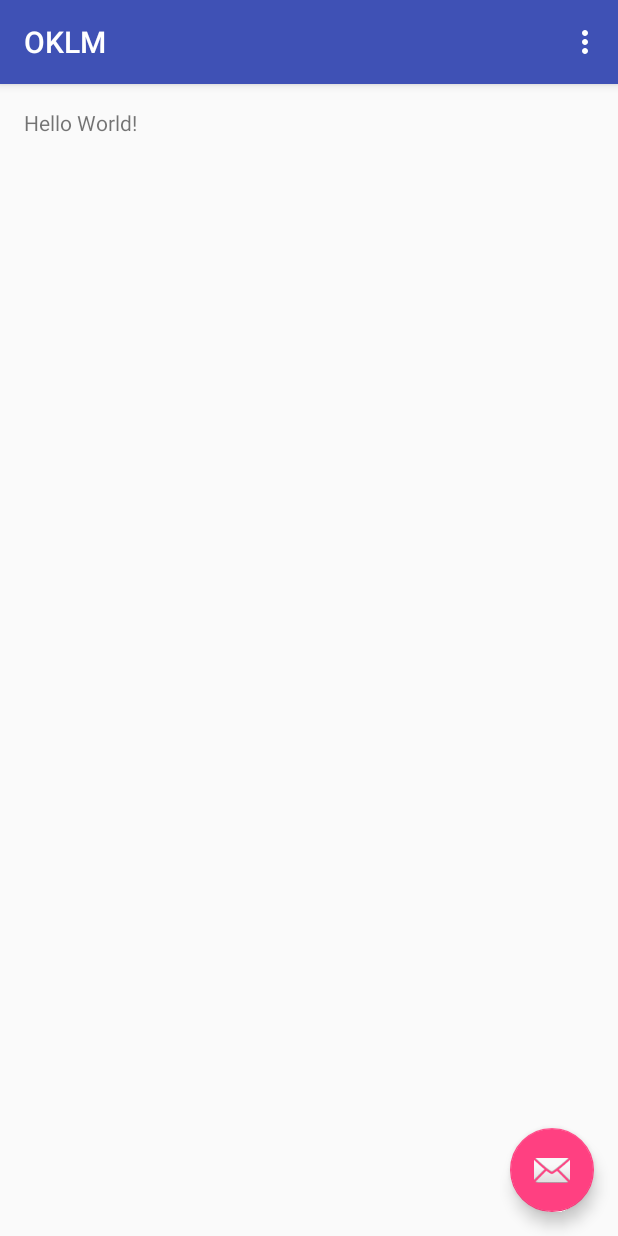
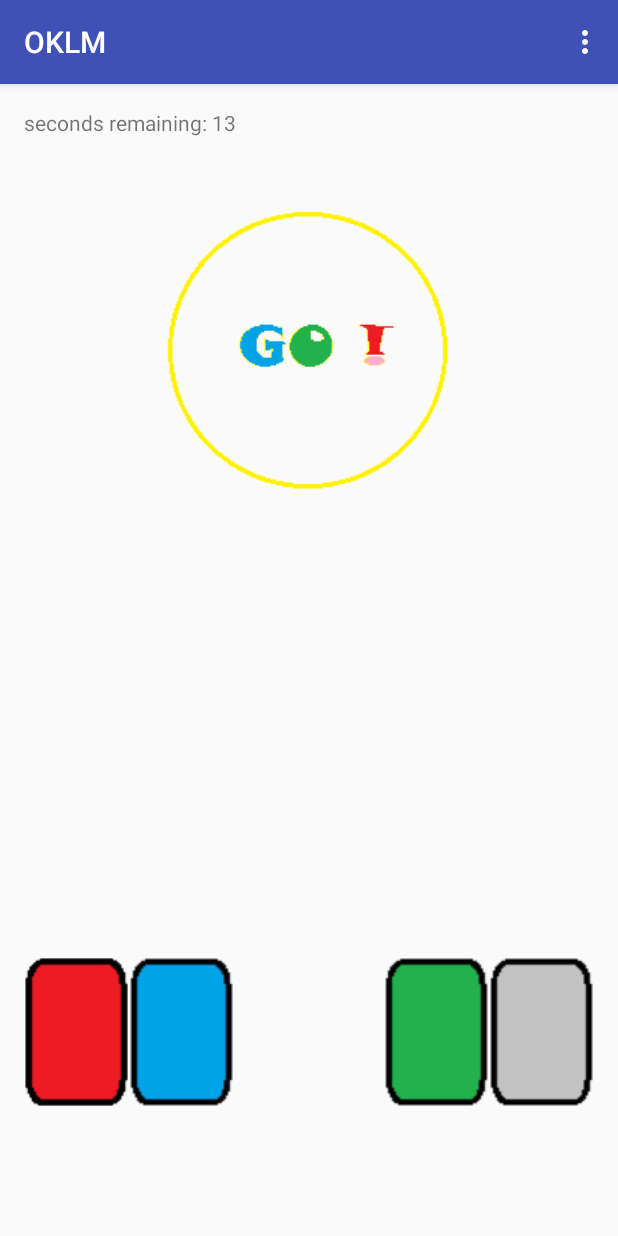
Before and after one commit to SuperChuck83/OKLM, an Android app: the screen it shows after launch (MainActivity), in the options menu, after a tap on "Settings", on a phone screen of 412 x 824 dp. Run offline under Robolectric (Android 15) with nearby library versions, the phone set to English and light mode, and no system bars.

Commit message:
First commiy

```diff
--- a/app/src/main/java/com/oklm/oklm/MainActivity.java
+++ b/app/src/main/java/com/oklm/oklm/MainActivity.java
@@ -1,13 +1,14 @@
 package com.oklm.oklm;
 
 import android.os.Bundle;
-import android.support.design.widget.FloatingActionButton;
-import android.support.design.widget.Snackbar;
+import android.os.CountDownTimer;
 import android.support.v7.app.AppCompatActivity;
 import android.support.v7.widget.Toolbar;
-import android.view.View;
 import android.view.Menu;
 import android.view.MenuItem;
+import android.view.View;
+import android.widget.Button;
+import android.widget.TextView;
 
 public class MainActivity extends AppCompatActivity {
 
@@ -18,14 +19,48 @@ public class MainActivity extends AppCompatActivity {
         Toolbar toolbar = (Toolbar) findViewById(R.id.toolbar);
         setSupportActionBar(toolbar);
 
-        FloatingActionButton fab = (FloatingActionButton) findViewById(R.id.fab);
-        fab.setOnClickListener(new View.OnClickListener() {
+        final TextView Chrono = (TextView)findViewById(R.id.textView);
+
+        new CountDownTimer(30000, 1000) {
+
+            public void onTick(long millisUntilFinished) {
+                Chrono.setText("seconds remaining: " + millisUntilFinished / 1000);
+            }
+
+            public void onFinish() {
+                Chrono.setText("done!");
+            }
+        }.start();
+
+        /*** Gestion du bouton GO***/
+        Button Go = (Button) findViewById(R.id.goBoutton);
+       //initialisation Timer
+       final CountDownTimer  Test=  new CountDownTimer(30000, 1000) {
+
+            public void onTick(long millisUntilFinished) {
+                Chrono.setText("seconds remaining: " + millisUntilFinished / 1000);
+
+            }
+
+            public void onFinish() {
+                Chrono.setText("done!");
+            }
+        };
+
+
+        Go.setOnClickListener(new View.OnClickListener() {
             @Override
             public void onClick(View view) {
-                Snackbar.make(view, "Replace with your own action", Snackbar.LENGTH_LONG)
-                        .setAction("Action", null).show();
+
+                Test.start();
+
+
+
             }
         });
+
+
+
     }
 
     @Override
--- /dev/null
+++ b/app/src/main/res/drawable/bouttonbleu.xml
@@ -0,0 +1,8 @@
+<?xml version="1.0" encoding="utf-8"?>
+<selector xmlns:android="http://schemas.android.com/apk/res/android">
+    <item android:state_window_focused="false" android:state_enabled="true" android:drawable="@drawable/bleuboutton" />
+    <item android:state_pressed="true" android:drawable="@drawable/focusboutton" />
+    <item android:state_focused="true" android:drawable="@drawable/bleuboutton" />
+    <item android:state_enabled="true" android:drawable="@drawable/bleuboutton" />
+
+</selector>
--- /dev/null
+++ b/app/src/main/res/drawable/bouttongo.xml
@@ -0,0 +1,8 @@
+<?xml version="1.0" encoding="utf-8"?>
+<selector xmlns:android="http://schemas.android.com/apk/res/android">
+    <item android:state_window_focused="false" android:state_enabled="true" android:drawable="@drawable/goboutton" />
+    <item android:state_pressed="true" android:drawable="@drawable/gobouttonpressed" />
+    <item android:state_focused="true" android:drawable="@drawable/goboutton" />
+    <item android:state_enabled="true" android:drawable="@drawable/goboutton" />
+
+</selector>
--- /dev/null
+++ b/app/src/main/res/drawable/bouttongris.xml
@@ -0,0 +1,8 @@
+<?xml version="1.0" encoding="utf-8"?>
+<selector xmlns:android="http://schemas.android.com/apk/res/android">
+    <item android:state_window_focused="false" android:state_enabled="true" android:drawable="@drawable/grisboutton" />
+    <item android:state_pressed="true" android:drawable="@drawable/focusboutton" />
+    <item android:state_focused="true" android:drawable="@drawable/grisboutton" />
+    <item android:state_enabled="true" android:drawable="@drawable/grisboutton" />
+
+</selector>
--- /dev/null
+++ b/app/src/main/res/drawable/bouttonrouge.xml
@@ -0,0 +1,8 @@
+<?xml version="1.0" encoding="utf-8"?>
+<selector xmlns:android="http://schemas.android.com/apk/res/android">
+    <item android:state_window_focused="false" android:state_enabled="true" android:drawable="@drawable/rougeboutton" />
+    <item android:state_pressed="true" android:drawable="@drawable/focusboutton" />
+    <item android:state_focused="true" android:drawable="@drawable/rougeboutton" />
+    <item android:state_enabled="true" android:drawable="@drawable/rougeboutton" />
+
+</selector>
--- /dev/null
+++ b/app/src/main/res/drawable/bouttonvert.xml
@@ -0,0 +1,8 @@
+<?xml version="1.0" encoding="utf-8"?>
+<selector xmlns:android="http://schemas.android.com/apk/res/android">
+    <item android:state_window_focused="false" android:state_enabled="true" android:drawable="@drawable/vertboutton" />
+    <item android:state_pressed="true" android:drawable="@drawable/focusboutton" />
+    <item android:state_focused="true" android:drawable="@drawable/vertboutton" />
+    <item android:state_enabled="true" android:drawable="@drawable/vertboutton" />
+
+</selector>
--- a/app/src/main/res/layout/activity_main.xml
+++ b/app/src/main/res/layout/activity_main.xml
@@ -23,12 +23,4 @@
 
     <include layout="@layout/content_main" />
 
-    <android.support.design.widget.FloatingActionButton
-        android:id="@+id/fab"
-        android:layout_width="wrap_content"
-        android:layout_height="wrap_content"
-        android:layout_gravity="bottom|end"
-        android:layout_margin="@dimen/fab_margin"
-        android:src="@android:drawable/ic_dialog_email" />
-
 </android.support.design.widget.CoordinatorLayout>
--- a/app/src/main/res/layout/content_main.xml
+++ b/app/src/main/res/layout/content_main.xml
@@ -15,5 +15,70 @@
     <TextView
         android:layout_width="wrap_content"
         android:layout_height="wrap_content"
-        android:text="Hello World!" />
+        android:text="High Score : "
+        android:id="@+id/textView" />
+
+
+    <Button
+        android:layout_width="wrap_content"
+        android:layout_height="wrap_content"
+        android:text=" "
+        android:background="@drawable/bouttongo"
+        android:gravity="center"
+        android:layout_marginTop="67dp"
+        android:layout_centerHorizontal="true"
+        android:id="@+id/goBoutton"
+        />
+
+
+
+    <Button
+        android:layout_width="70dp"
+        android:layout_height="100dp"
+        android:text=" "
+        android:background="@drawable/bouttonrouge"
+        android:layout_alignParentBottom="true"
+        android:layout_alignParentStart="true"
+        android:layout_marginBottom="70dp"
+        android:id="@+id/button2" />
+
+    <Button
+        android:layout_width="70dp"
+        android:layout_height="100dp"
+        android:text=" "
+        android:background="@drawable/bouttonrouge"
+        android:layout_alignParentBottom="true"
+        android:layout_alignParentStart="true"
+        android:layout_marginBottom="70dp" />
+
+    <Button
+        android:layout_width="70dp"
+        android:layout_height="100dp"
+        android:text=" "
+        android:background="@drawable/bouttonbleu"
+        android:id="@+id/button"
+        android:layout_alignTop="@+id/button2"
+        android:layout_toEndOf="@+id/button2" />
+
+    <Button
+        android:layout_width="70dp"
+        android:layout_height="100dp"
+        android:text=" "
+        android:background="@drawable/bouttonvert"
+        android:id="@+id/button3"
+        android:layout_alignTop="@+id/button"
+        android:layout_toStartOf="@+id/button4" />
+
+    <Button
+        android:layout_width="70dp"
+        android:layout_height="100dp"
+        android:text=" "
+        android:background="@drawable/bouttongris"
+        android:id="@+id/button4"
+        android:layout_alignTop="@+id/button3"
+        android:layout_alignParentEnd="true" />
+
+
+
+
 </RelativeLayout>
```
Also changed, not shown: app/src/main/BleuResult-web.png (added), app/src/main/res/drawable/bleuboutton.png (added), app/src/main/res/drawable/bleuresult.png (added), app/src/main/res/drawable/focusboutton.png (added), app/src/main/res/drawable/goboutton.png (added), app/src/main/res/drawable/gobouttonpressed.png (added), app/src/main/res/drawable/grisboutton.png (added), app/src/main/res/drawable/grisresult.png (added), app/src/main/res/drawable/rougeboutton.png (added), app/src/main/res/drawable/rougeresult.png (added), app/src/main/res/drawable/vertboutton.png (added), app/src/main/res/drawable/vertresult.png (added).
